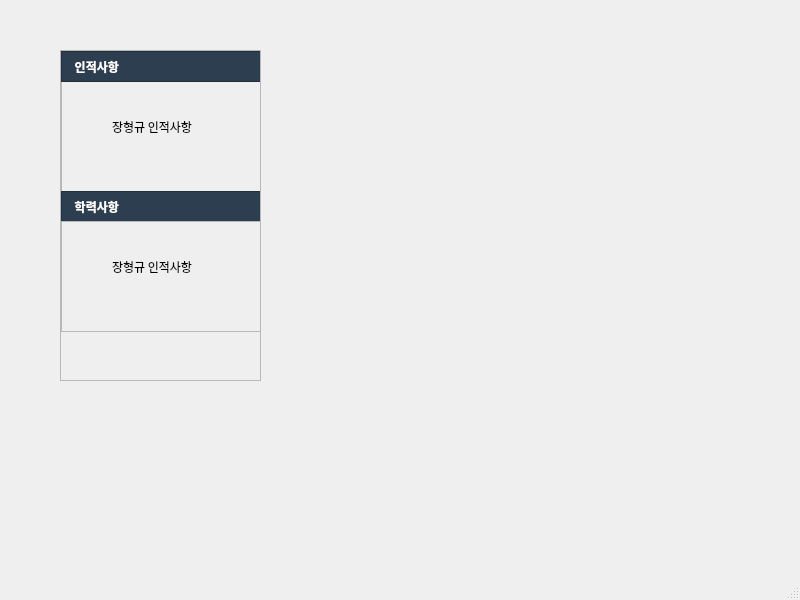
kiuy2/ReRe_UI, file mainwindow.ui: the form before one commit.
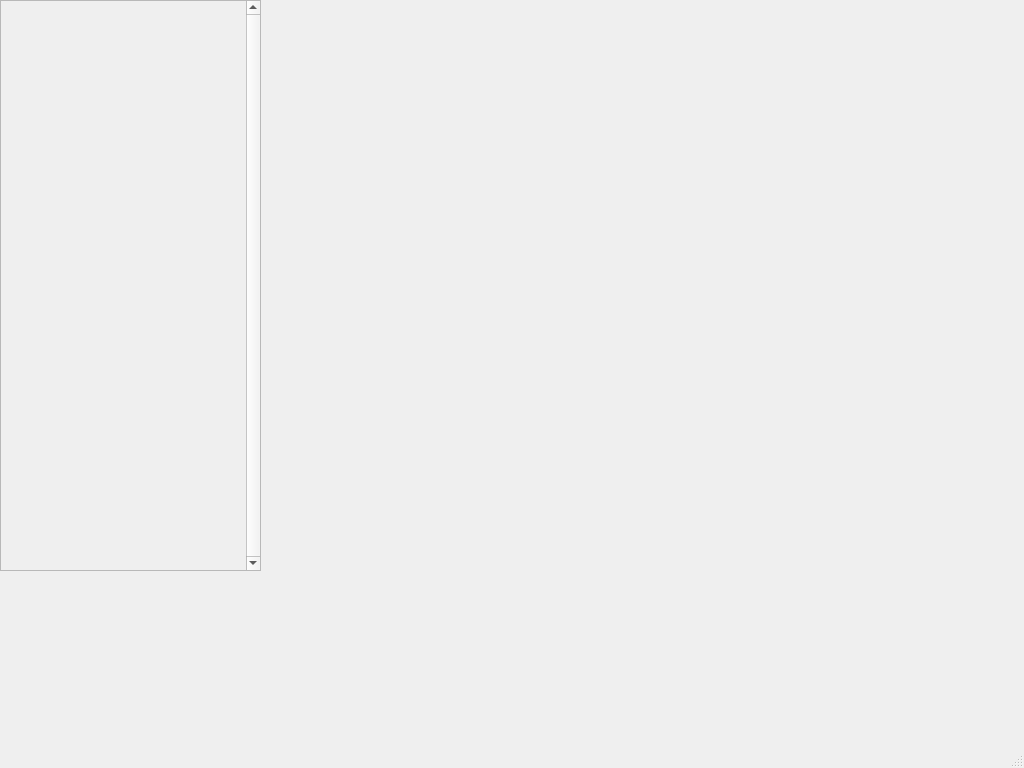
The form after the commit. Icons and pictures are not drawn.

```diff
--- a/mainwindow.ui
+++ b/mainwindow.ui
@@ -6,23 +6,32 @@
    <rect>
     <x>0</x>
     <y>0</y>
-    <width>800</width>
-    <height>600</height>
+    <width>1024</width>
+    <height>768</height>
    </rect>
   </property>
   <property name="windowTitle">
    <string>MainWindow</string>
   </property>
+  <property name="autoFillBackground">
+   <bool>false</bool>
+  </property>
   <widget class="QWidget" name="centralwidget">
    <widget class="QScrollArea" name="srtArea">
     <property name="geometry">
      <rect>
-      <x>60</x>
-      <y>50</y>
-      <width>201</width>
-      <height>331</height>
+      <x>0</x>
+      <y>0</y>
+      <width>261</width>
+      <height>571</height>
      </rect>
     </property>
+    <property name="verticalScrollBarPolicy">
+     <enum>Qt::ScrollBarAlwaysOn</enum>
+    </property>
+    <property name="horizontalScrollBarPolicy">
+     <enum>Qt::ScrollBarAlwaysOff</enum>
+    </property>
     <property name="widgetResizable">
      <bool>true</bool>
     </property>
@@ -31,218 +40,10 @@
       <rect>
        <x>0</x>
        <y>0</y>
-       <width>199</width>
-       <height>329</height>
+       <width>238</width>
+       <height>569</height>
       </rect>
      </property>
-     <widget class="QFrame" name="srt0docList">
-      <property name="geometry">
-       <rect>
-        <x>0</x>
-        <y>30</y>
-        <width>201</width>
-        <height>111</height>
-       </rect>
-      </property>
-      <property name="frameShape">
-       <enum>QFrame::StyledPanel</enum>
-      </property>
-      <property name="frameShadow">
-       <enum>QFrame::Raised</enum>
-      </property>
-      <widget class="QPushButton" name="pushButton_4">
-       <property name="geometry">
-        <rect>
-         <x>0</x>
-         <y>30</y>
-         <width>201</width>
-         <height>31</height>
-        </rect>
-       </property>
-       <property name="styleSheet">
-        <string notr="true">padding-left: 50px;
-text-align: left;
-font-family: Malgun Gothic;
-font-size: 12px;</string>
-       </property>
-       <property name="text">
-        <string>장형규 인적사항</string>
-       </property>
-       <property name="flat">
-        <bool>true</bool>
-       </property>
-      </widget>
-     </widget>
-     <widget class="QFrame" name="srt0">
-      <property name="geometry">
-       <rect>
-        <x>0</x>
-        <y>0</y>
-        <width>201</width>
-        <height>31</height>
-       </rect>
-      </property>
-      <property name="styleSheet">
-       <string notr="true">background-color: rgb(44, 62, 80);</string>
-      </property>
-      <property name="frameShape">
-       <enum>QFrame::StyledPanel</enum>
-      </property>
-      <property name="frameShadow">
-       <enum>QFrame::Raised</enum>
-      </property>
-      <widget class="QPushButton" name="srt0open">
-       <property name="geometry">
-        <rect>
-         <x>0</x>
-         <y>0</y>
-         <width>161</width>
-         <height>31</height>
-        </rect>
-       </property>
-       <property name="styleSheet">
-        <string notr="true">padding-left: 10px;
-text-align: left;
-font-family: Malgun Gothic;
-font-weight: bold;
-color: white;</string>
-       </property>
-       <property name="text">
-        <string> 인적사항</string>
-       </property>
-       <property name="icon">
-        <iconset resource="images/img.qrc">
-         <normaloff>:/plus_white.png</normaloff>:/plus_white.png</iconset>
-       </property>
-       <property name="flat">
-        <bool>true</bool>
-       </property>
-      </widget>
-      <widget class="QPushButton" name="srt0add">
-       <property name="geometry">
-        <rect>
-         <x>160</x>
-         <y>0</y>
-         <width>41</width>
-         <height>31</height>
-        </rect>
-       </property>
-       <property name="text">
-        <string/>
-       </property>
-       <property name="icon">
-        <iconset resource="images/img.qrc">
-         <normaloff>:/portable-document-format-white.png</normaloff>:/portable-document-format-white.png</iconset>
-       </property>
-       <property name="flat">
-        <bool>true</bool>
-       </property>
-      </widget>
-     </widget>
-     <widget class="QFrame" name="srt1">
-      <property name="geometry">
-       <rect>
-        <x>0</x>
-        <y>140</y>
-        <width>201</width>
-        <height>31</height>
-       </rect>
-      </property>
-      <property name="styleSheet">
-       <string notr="true">background-color: rgb(44, 62, 80);</string>
-      </property>
-      <property name="frameShape">
-       <enum>QFrame::StyledPanel</enum>
-      </property>
-      <property name="frameShadow">
-       <enum>QFrame::Raised</enum>
-      </property>
-      <widget class="QPushButton" name="srt1open">
-       <property name="geometry">
-        <rect>
-         <x>0</x>
-         <y>0</y>
-         <width>161</width>
-         <height>31</height>
-        </rect>
-       </property>
-       <property name="styleSheet">
-        <string notr="true">padding-left: 10px;
-text-align: left;
-font-family: Malgun Gothic;
-font-weight: bold;
-color: white;</string>
-       </property>
-       <property name="text">
-        <string> 학력사항</string>
-       </property>
-       <property name="icon">
-        <iconset resource="images/img.qrc">
-         <normaloff>:/plus_white.png</normaloff>:/plus_white.png</iconset>
-       </property>
-       <property name="flat">
-        <bool>true</bool>
-       </property>
-      </widget>
-      <widget class="QPushButton" name="srt1add">
-       <property name="geometry">
-        <rect>
-         <x>160</x>
-         <y>0</y>
-         <width>41</width>
-         <height>31</height>
-        </rect>
-       </property>
-       <property name="text">
-        <string/>
-       </property>
-       <property name="icon">
-        <iconset resource="images/img.qrc">
-         <normaloff>:/portable-document-format-white.png</normaloff>:/portable-document-format-white.png</iconset>
-       </property>
-       <property name="flat">
-        <bool>true</bool>
-       </property>
-      </widget>
-     </widget>
-     <widget class="QFrame" name="srt1docList">
-      <property name="geometry">
-       <rect>
-        <x>0</x>
-        <y>170</y>
-        <width>201</width>
-        <height>111</height>
-       </rect>
-      </property>
-      <property name="frameShape">
-       <enum>QFrame::StyledPanel</enum>
-      </property>
-      <property name="frameShadow">
-       <enum>QFrame::Raised</enum>
-      </property>
-      <widget class="QPushButton" name="pushButton_5">
-       <property name="geometry">
-        <rect>
-         <x>0</x>
-         <y>30</y>
-         <width>201</width>
-         <height>31</height>
-        </rect>
-       </property>
-       <property name="styleSheet">
-        <string notr="true">padding-left: 50px;
-text-align: left;
-font-family: Malgun Gothic;
-font-size: 12px;</string>
-       </property>
-       <property name="text">
-        <string>장형규 인적사항</string>
-       </property>
-       <property name="flat">
-        <bool>true</bool>
-       </property>
-      </widget>
-     </widget>
     </widget>
    </widget>
   </widget>
```
Left out of the diff: 8 changed lines with no effect on the pictures.
